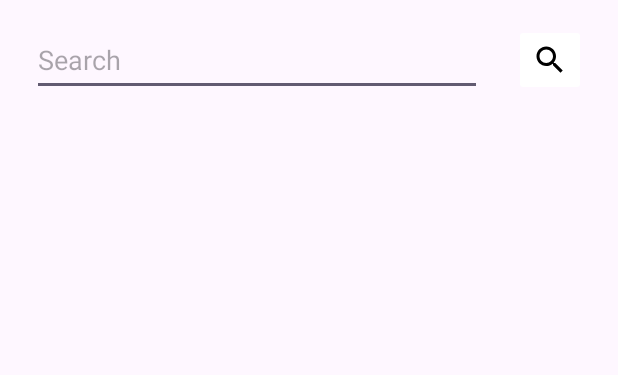
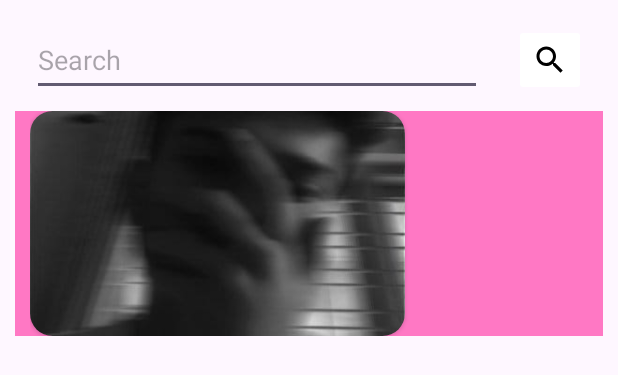
Before and after one commit to vinitfreakk/PixelWallpaperApp, an Android app: the layout activity_main.xml on its own in the app's theme, with its tools: preview values and no code run, on a phone screen of 412 x 824 dp. Shown: the top 375 px of the screen. Run offline under Robolectric (Android 15) with nearby library versions, the phone set to English and light mode, and no system bars; network calls fail.

Commit message:
changed the ui

```diff
--- /dev/null
+++ b/app/src/main/java/com/example/pixelwallpaperapp/Adapters/HorizontalWallpaperAdapter.kt
@@ -0,0 +1,4 @@
+package com.example.pixelwallpaperapp.Adapters
+
+class HorizontalWallpaperAdapter {
+}
--- a/app/src/main/java/com/example/pixelwallpaperapp/Adapters/WallpaperAdapter.kt
+++ b/app/src/main/java/com/example/pixelwallpaperapp/Adapters/WallpaperAdapter.kt
@@ -10,7 +10,7 @@ import androidx.recyclerview.widget.RecyclerView
 import com.bumptech.glide.Glide
 import com.example.pixelwallpaperapp.Models.Photo
 import com.example.pixelwallpaperapp.R
-import com.example.pixelwallpaperapp.WallpaperActivity
+import com.example.pixelwallpaperapp.SetwallpaperActivity
 
 class WallpaperAdapter(val list:ArrayList<Photo>,val context: Context):RecyclerView.Adapter<WallpaperAdapter.WallpaperHolder>() {
 
@@ -28,7 +28,7 @@ class WallpaperAdapter(val list:ArrayList<Photo>,val context: Context):RecyclerV
     override fun onBindViewHolder(holder: WallpaperHolder, position: Int) {
          Glide.with(holder.itemView).load(list[position].src.portrait).into(holder.imageview)
         holder.itemView.setOnClickListener {
-            val intent : Intent = Intent(context,WallpaperActivity::class.java)
+            val intent : Intent = Intent(context,SetwallpaperActivity::class.java)
             intent.putExtra("image",list[position].src.portrait)
             context.startActivity(intent)
         }
--- a/app/src/main/java/com/example/pixelwallpaperapp/MainActivity.kt
+++ b/app/src/main/java/com/example/pixelwallpaperapp/MainActivity.kt
@@ -44,6 +44,7 @@ class MainActivity : AppCompatActivity() {
               val response = it.photos
                val list = response as ArrayList<Photo>
                if(list!= emptyList<Photo>()){
+                   list.shuffle()
                    wallpaperAdapter = WallpaperAdapter(list,this)
                    recyclerView.adapter = wallpaperAdapter
                    recyclerView.layoutManager = GridLayoutManager(this@MainActivity,2)
--- /dev/null
+++ b/app/src/main/res/drawable/baseline_home_24.xml
@@ -0,0 +1,5 @@
+<vector android:height="24dp" android:tint="#000000"
+    android:viewportHeight="24" android:viewportWidth="24"
+    android:width="24dp" xmlns:android="http://schemas.android.com/apk/res/android">
+    <path android:fillColor="@android:color/white" android:pathData="M10,20v-6h4v6h5v-8h3L12,3 2,12h3v8z"/>
+</vector>
--- /dev/null
+++ b/app/src/main/res/drawable/baseline_info_24.xml
@@ -0,0 +1,5 @@
+<vector android:height="24dp" android:tint="#000000"
+    android:viewportHeight="24" android:viewportWidth="24"
+    android:width="24dp" xmlns:android="http://schemas.android.com/apk/res/android">
+    <path android:fillColor="@android:color/white" android:pathData="M12,2C6.48,2 2,6.48 2,12s4.48,10 10,10 10,-4.48 10,-10S17.52,2 12,2zM13,17h-2v-6h2v6zM13,9h-2L11,7h2v2z"/>
+</vector>
--- /dev/null
+++ b/app/src/main/res/drawable/baseline_wallpaper_24.xml
@@ -0,0 +1,5 @@
+<vector android:height="24dp" android:tint="#000000"
+    android:viewportHeight="24" android:viewportWidth="24"
+    android:width="24dp" xmlns:android="http://schemas.android.com/apk/res/android">
+    <path android:fillColor="@android:color/white" android:pathData="M4,4h7L11,2L4,2c-1.1,0 -2,0.9 -2,2v7h2L4,4zM10,13l-4,5h12l-3,-4 -2.03,2.71L10,13zM17,8.5c0,-0.83 -0.67,-1.5 -1.5,-1.5S14,7.67 14,8.5s0.67,1.5 1.5,1.5S17,9.33 17,8.5zM20,2h-7v2h7v7h2L22,4c0,-1.1 -0.9,-2 -2,-2zM20,20h-7v2h7c1.1,0 2,-0.9 2,-2v-7h-2v7zM4,13L2,13v7c0,1.1 0.9,2 2,2h7v-2L4,20v-7z"/>
+</vector>
--- a/app/src/main/res/layout/activity_main.xml
+++ b/app/src/main/res/layout/activity_main.xml
@@ -13,12 +13,10 @@
         android:layout_marginStart="21dp"
         android:layout_marginTop="16dp"
         android:layout_marginEnd="21dp"
-        android:layout_marginBottom="1dp"
         android:ems="10"
         android:hint="Search"
         android:inputType="text"
         android:minHeight="48dp"
-        app:layout_constraintBottom_toTopOf="@+id/recyclerView2"
         app:layout_constraintEnd_toEndOf="parent"
         app:layout_constraintEnd_toStartOf="@+id/imageButton"
         app:layout_constraintHorizontal_bias="0.262"
@@ -44,9 +42,27 @@
         android:id="@+id/recyclerView2"
         android:layout_width="0dp"
         android:layout_height="0dp"
-        android:layout_marginBottom="1dp"
+        android:layout_marginTop="10dp"
         app:layout_constraintBottom_toBottomOf="parent"
         app:layout_constraintEnd_toEndOf="parent"
+        app:layout_constraintStart_toStartOf="parent"
+        app:layout_constraintTop_toBottomOf="@+id/recyclerView" />
+
+    <androidx.recyclerview.widget.RecyclerView
+        android:id="@+id/recyclerView"
+        android:layout_width="match_parent"
+        android:layout_height="150dp"
+        android:paddingStart="10dp"
+        android:paddingEnd="10dp"
+        android:layout_marginTop="10dp"
+        android:layout_marginEnd="10dp"
+        android:layout_marginStart="10dp"
+        android:contentDescription="horizontalRec"
+        android:layout_marginBottom="10dp"
+        android:background="@color/pink"
+        tools:listitem="@layout/itemshorizontal"
+        app:layout_constraintEnd_toEndOf="parent"
+        app:layout_constraintHorizontal_bias="0.0"
         app:layout_constraintStart_toStartOf="parent"
         app:layout_constraintTop_toBottomOf="@+id/editTextText" />
 
--- a/app/src/main/res/layout/activity_wallpaper.xml
+++ b/app/src/main/res/layout/activity_wallpaper.xml
@@ -5,7 +5,7 @@
     android:layout_width="match_parent"
     android:layout_height="match_parent"
     android:padding="10dp"
-    tools:context=".WallpaperActivity">
+    tools:context=".SetwallpaperActivity">
 
 
     <androidx.cardview.widget.CardView
--- /dev/null
+++ b/app/src/main/res/layout/itemshorizontal.xml
@@ -0,0 +1,16 @@
+<?xml version="1.0" encoding="utf-8"?>
+<androidx.cardview.widget.CardView xmlns:android="http://schemas.android.com/apk/res/android"
+    xmlns:app="http://schemas.android.com/apk/res-auto"
+    android:layout_width="250dp"
+    android:layout_height="150dp"
+    app:cardCornerRadius="15dp"
+    app:cardBackgroundColor="@color/pink">
+
+    <ImageView
+        android:id="@+id/categoriesImg"
+        android:layout_width="match_parent"
+        android:layout_height="match_parent"
+        android:src="@drawable/vinit"
+        android:scaleType="centerCrop"/>
+
+</androidx.cardview.widget.CardView>
--- a/app/src/main/res/values/colors.xml
+++ b/app/src/main/res/values/colors.xml
@@ -2,4 +2,5 @@
 <resources>
     <color name="black">#FF000000</color>
     <color name="white">#FFFFFFFF</color>
+    <color name="pink">#FF78C4</color>
 </resources>
```
Also changed, not shown: app/src/main/AndroidManifest.xml (+5 -4 lines), app/src/main/java/com/example/pixelwallpaperapp/SelectedCategoriesWallapers.kt (added, +11 -0 lines), app/src/main/java/com/example/pixelwallpaperapp/SetwallpaperActivity.kt (renamed from app/src/main/java/com/example/pixelwallpaperapp/WallpaperActivity.kt, +7 -1 lines), app/src/main/res/drawable/border.xml (added, +9 -0 lines), app/src/main/res/drawable/selector.xml (added, +12 -0 lines), app/src/main/res/layout/activity_selected_categories_wallapers.xml (added, +21 -0 lines), app/src/main/res/menu/menu.xml (added, +15 -0 lines).
